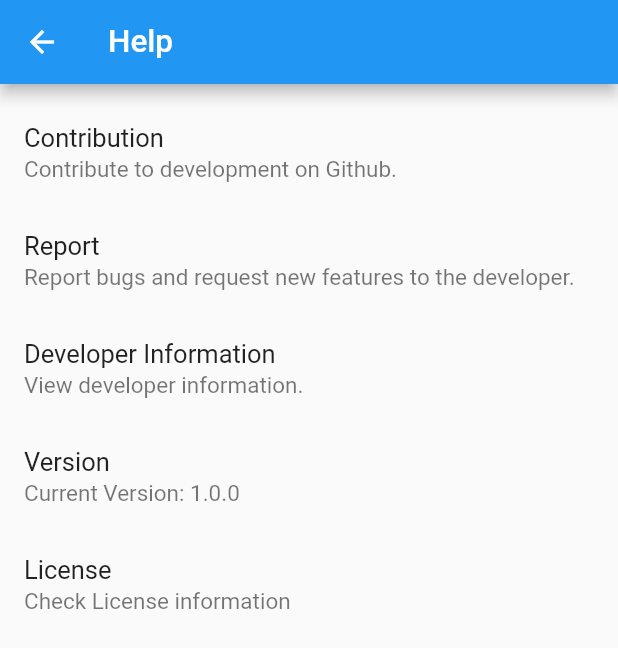
After one commit to fa0311/social_doge, a Flutter app: the Help screen opened directly, on a phone screen of 412 x 824 dp. The commit adds this screen. Shown: the top 648 px of the screen. Run offline on Flutter 3.47's test engine with Material 2 defaults, Android fonts, the phone set to English and light mode, and no system bars; our stand-ins replace cached_network_image, dio, fl_chart, flutter_riverpod, logger, package_info_plus and 3 more; missing offline and left inert: flutter_inappwebview, twitter_openapi_dart, twitter_openapi_dart_generated; accounts and stored records are empty; generated files the repository leaves out were written again.

Commit message:
add help page
Signed-off-by: ふぁ <yuki@yuki0311.com>

```diff
--- a/lib/constant/config.dart
+++ b/lib/constant/config.dart
@@ -2,4 +2,17 @@ class Config {
   static String author = 'yuki';
   static String year = '2023';
   static String applicationLegalese = "$year $author";
+
+  static Uri github = Uri.https("github.com");
+  static Uri twitter = Uri.https("twitter.com");
+  static Uri googlePlay = Uri.https("play.google.com");
+
+  static Uri repository = Config.github.resolve("/fa0311/social_doge");
+  static Uri issues = Config.github.resolve("/fa0311/social_doge/issues/new/choose");
+  static Uri contact = Config.twitter.resolve("/faa0311");
+  // static Uri rate = Config.googlePlay.replace(path: "/store/apps/details", queryParameters: {"id": "com.yuki0311.social_doge"});
+  static Uri release = Config.github.resolve("/fa0311/social_doge/releases");
+  static Uri report = Config.github.replace(path: "/fa0311/social_doge/issues/new", queryParameters: {"template": "redirected-from-app.yml"});
+  // static Uri report = Config.github.replace(path: "/fa0311/social_doge/issues/new", queryParameters: {"template": "redirected-from-app.yml"});
+  // static Uri userPolicy = Config.github.resolve("/fa0311/social_doge/blob/master/docs/user_policies/ja.md");
 }
--- a/lib/l10n/app_en.arb
+++ b/lib/l10n/app_en.arb
@@ -20,6 +20,18 @@
   "oneYear": "1 Year",
   "totalPeriod": "Total Period",
   "@____________________HELP____________________": {},
+  "help": "Help",
+  "contribution": "Contribution",
+  "contributionDetails": "Contribute to development on Github.",
+  "reportDetails": "Report bugs and request new features to the developer.",
+  "developerInfo": "Developer Information",
+  "developerInfoDetails": "View developer information.",
+  "rateTheApp": "Rate the app",
+  "rateTheAppDetails": "Please rate us on Google PlayStore!",
+  "version": "Version",
+  "versionDetails": "Current Version: {version}",
+  "license": "License",
+  "licenseDetails": "Check License information",
   "@____________________SETTING____________________": {},
   "@__ACCESSIBILITY__": {},
   "accessibility": "Accessibility",
@@ -35,5 +47,15 @@
   "highContrastDarkTheme": "High contrast dark theme",
   "@____________________ERROR____________________": {},
   "error": "error",
-    "@____________________PLACEHOLDER____________________": {}
+  "@____________________REPORT____________________": {},
+  "report": "Report",
+  "log": "Log",
+  "viewDetailedLogs": "View detailed logs",
+  "@____________________PLACEHOLDER____________________": {},
+  "@__HELP__": {},
+  "@versionDetails": {
+    "placeholders": {
+      "version": {}
     }
+  }
+}
--- /dev/null
+++ b/lib/view/settings/help.dart
@@ -0,0 +1,110 @@
+// Dart imports:
+
+// Flutter imports:
+import 'package:flutter/material.dart';
+
+// Package imports:
+import 'package:flutter_gen/gen_l10n/app_localizations.dart';
+import 'package:flutter_riverpod/flutter_riverpod.dart';
+
+// Package imports:
+import 'package:package_info_plus/package_info_plus.dart';
+import 'package:social_doge/component/future/tile.dart';
+import 'package:social_doge/constant/config.dart';
+
+import 'package:url_launcher/url_launcher.dart';
+
+final versionProvider = FutureProvider((ref) async => await PackageInfo.fromPlatform());
+
+class Help extends ConsumerWidget {
+  const Help({Key? key}) : super(key: key);
+
+  @override
+  Widget build(BuildContext context, WidgetRef ref) {
+    AsyncValue<PackageInfo> version = ref.watch(versionProvider);
+    return Scaffold(
+      appBar: AppBar(
+        title: Text(AppLocalizations.of(context)!.help),
+      ),
+      body: SafeArea(
+        child: SingleChildScrollView(
+          child: Container(
+            padding: const EdgeInsets.only(top: 10),
+            child: Column(
+              children: [
+                FutureTile(
+                  title: Text(AppLocalizations.of(context)!.contribution),
+                  subtitle: Text(AppLocalizations.of(context)!.contributionDetails),
+                  onTap: () async {
+                    if (await canLaunchUrl(Config.repository)) {
+                      await launchUrl(Config.repository, mode: LaunchMode.externalApplication);
+                    }
+                  },
+                ),
+                FutureTile(
+                  title: Text(AppLocalizations.of(context)!.report),
+                  subtitle: Text(AppLocalizations.of(context)!.reportDetails),
+                  onTap: () async {
+                    if (await canLaunchUrl(Config.issues)) {
+                      await launchUrl(Config.issues, mode: LaunchMode.externalApplication);
+                    }
+                  },
+                ),
+                FutureTile(
+                  title: Text(AppLocalizations.of(context)!.developerInfo),
+                  subtitle: Text(AppLocalizations.of(context)!.developerInfoDetails),
+                  onTap: () async {
+                    if (await canLaunchUrl(Config.contact)) {
+                      await launchUrl(Config.contact, mode: LaunchMode.externalApplication);
+                    }
+                  },
+                ),
+                version.when(
+                  loading: () => ListTile(
+                    title: Text(AppLocalizations.of(context)!.version),
+                    subtitle: const Text(""),
+                    trailing: const Padding(
+                      padding: EdgeInsets.only(right: 2, top: 2),
+                      child: SizedBox(width: 20, height: 20, child: CircularProgressIndicator()),
+                    ),
+                  ),
+                  error: (e, trace) {
+                    return ListTile(
+                      title: Text(AppLocalizations.of(context)!.version),
+                      subtitle: Text(AppLocalizations.of(context)!.error),
+                    );
+                  },
+                  data: (data) => FutureTile(
+                    title: Text(AppLocalizations.of(context)!.version),
+                    subtitle: Text(AppLocalizations.of(context)!.versionDetails(data.version)),
+                    onTap: () async {
+                      if (await canLaunchUrl(Config.release)) {
+                        await launchUrl(Config.release, mode: LaunchMode.externalApplication);
+                      }
+                    },
+                  ),
+                ),
+                FutureTile(
+                  title: Text(AppLocalizations.of(context)!.license),
+                  subtitle: Text(AppLocalizations.of(context)!.licenseDetails),
+                  onTap: () => showLicense(context),
+                ),
+              ],
+            ),
+          ),
+        ),
+      ),
+    );
+  }
+}
+
+Future<void> showLicense(BuildContext context) async {
+  final PackageInfo info = await PackageInfo.fromPlatform();
+
+  showLicensePage(
+    context: context,
+    applicationName: info.appName,
+    applicationVersion: info.version,
+    applicationLegalese: '2022 yuki',
+  );
+}
--- a/lib/view/settings/settings.dart
+++ b/lib/view/settings/settings.dart
@@ -5,6 +5,8 @@ import 'package:flutter/material.dart';
 import 'package:flutter_gen/gen_l10n/app_localizations.dart';
 import 'package:flutter_riverpod/flutter_riverpod.dart';
 import 'package:social_doge/view/settings/accessibility.dart';
+
+import 'help.dart';
 
 // Project imports:
 
@@ -29,6 +31,16 @@ class Settings extends ConsumerWidget {
                 await Navigator.push(context, MaterialPageRoute(builder: (_) => const SettingsAccessibility()));
               },
             ),
+            ListTile(
+              title: Text(AppLocalizations.of(context)!.help),
+              leading: Column(
+                mainAxisAlignment: MainAxisAlignment.center,
+                children: const [Icon(Icons.help)],
+              ),
+              onTap: () async {
+                await Navigator.push(context, MaterialPageRoute(builder: (_) => const Help()));
+              },
+            ),
           ],
         ),
       ),
--- a/pubspec.yaml
+++ b/pubspec.yaml
@@ -55,6 +55,7 @@ dependencies:
   fl_chart: ^0.62.0
   intl: ^0.17.0
   shared_preferences: ^2.0.15
+  url_launcher: ^6.1.11
 
 dev_dependencies:
   flutter_test:
```
Also changed, not shown: lib/view/settings/accessibility.dart (+6 -2 lines), lib/view/settings/license.dart (deleted, +0 -16 lines), lib/view/settings/accessibility.g.dart, pubspec.lock. Lines whose indentation alone changed are shown as unchanged.
